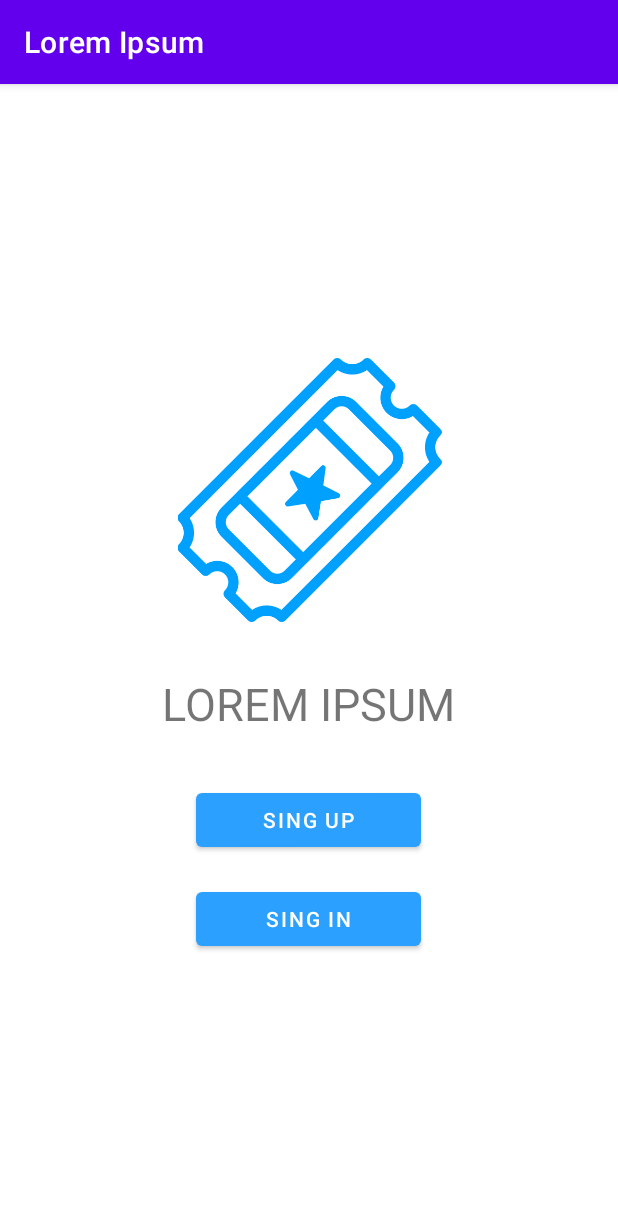
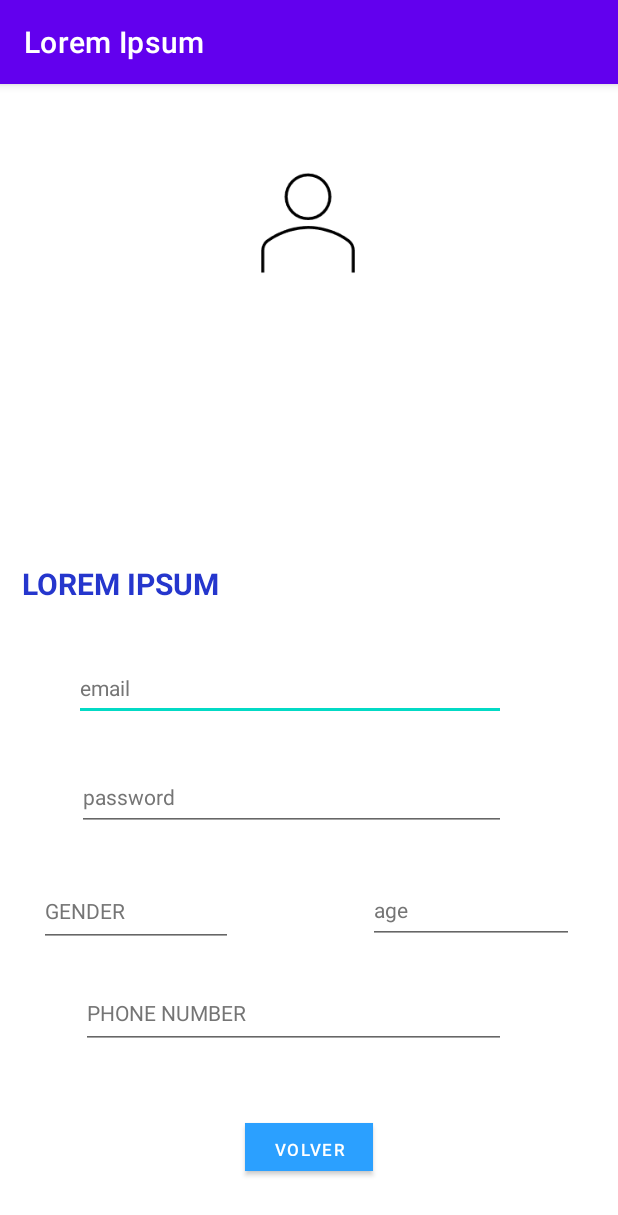
Before and after one commit to Path-12/Proyecto1, an Android app: the screen it shows after launch (MainActivity before the commit, LogIn after it), on a phone screen of 412 x 824 dp. Shown: the top 1215 px of the screen. Run offline under Robolectric (Android 15) with nearby library versions, the phone set to English and light mode, and no system bars.

Commit message:
se agrego login activity y su intent

```diff
--- a/app/src/main/AndroidManifest.xml
+++ b/app/src/main/AndroidManifest.xml
@@ -9,15 +9,18 @@
         android:roundIcon="@mipmap/ic_launcher_round"
         android:supportsRtl="true"
         android:theme="@style/Theme.LoremIpsum">
-        <activity android:name=".Menu"></activity>
-        <activity android:name=".SingUp" />
-        <activity android:name=".MainActivity">
+        <activity android:name=".LogIn">
             <intent-filter>
                 <action android:name="android.intent.action.MAIN" />
 
                 <category android:name="android.intent.category.LAUNCHER" />
             </intent-filter>
         </activity>
+        <activity android:name=".Menu" />
+        <activity android:name=".SingUp" />
+        <activity android:name=".MainActivity">
+
+        </activity>
     </application>
 
 </manifest>
--- /dev/null
+++ b/app/src/main/java/com/example/loremipsum/LogIn.java
@@ -0,0 +1,26 @@
+package com.example.loremipsum;
+
+import androidx.appcompat.app.AppCompatActivity;
+
+import android.content.Intent;
+import android.os.Bundle;
+import android.view.View;
+import android.widget.Button;
+
+public class LogIn extends AppCompatActivity {
+
+    private View btn;
+    @Override
+    protected void onCreate(Bundle savedInstanceState) {
+        super.onCreate(savedInstanceState);
+        setContentView(R.layout.activity_log_in);
+        btn = (Button) findViewById(R.id.button);
+        btn.setOnClickListener(new View.OnClickListener(){
+            @Override
+            public void onClick(View v){
+                Intent intent = new Intent(LogIn.this, MainActivity.class);
+                startActivity(intent);
+            }
+        });
+    }
+}
--- /dev/null
+++ b/app/src/main/res/layout/activity_log_in.xml
@@ -0,0 +1,159 @@
+<?xml version="1.0" encoding="utf-8"?>
+<androidx.constraintlayout.widget.ConstraintLayout xmlns:android="http://schemas.android.com/apk/res/android"
+    xmlns:app="http://schemas.android.com/apk/res-auto"
+    xmlns:tools="http://schemas.android.com/tools"
+    android:layout_width="match_parent"
+    android:layout_height="match_parent"
+    tools:context=".LogIn">
+
+    <ImageView
+        android:id="@+id/imageView7"
+        android:layout_width="413dp"
+        android:layout_height="227dp"
+        android:contentDescription="@android:string/copy"
+        app:layout_constraintBottom_toBottomOf="parent"
+        app:layout_constraintEnd_toEndOf="parent"
+        app:layout_constraintStart_toStartOf="parent"
+        app:layout_constraintTop_toTopOf="parent"
+        app:layout_constraintVertical_bias="0.0"
+        tools:ignore="ImageContrastCheck"
+        tools:srcCompat="@mipmap/img" />
+
+    <ImageView
+        android:id="@+id/imageView8"
+        android:layout_width="101dp"
+        android:layout_height="93dp"
+        app:layout_constraintBottom_toBottomOf="parent"
+        app:layout_constraintEnd_toEndOf="parent"
+        app:layout_constraintHorizontal_bias="0.498"
+        app:layout_constraintStart_toStartOf="parent"
+        app:layout_constraintTop_toTopOf="parent"
+        app:layout_constraintVertical_bias="0.068"
+        app:srcCompat="@mipmap/usuario"
+        tools:ignore="ImageContrastCheck" />
+
+    <TextView
+        android:id="@+id/textView"
+        android:layout_width="wrap_content"
+        android:layout_height="wrap_content"
+        android:text="JOHN DOE"
+        android:textColor="#FFFFFF"
+        android:textSize="20sp"
+        app:layout_constraintBottom_toBottomOf="parent"
+        app:layout_constraintEnd_toEndOf="parent"
+        app:layout_constraintStart_toStartOf="parent"
+        app:layout_constraintTop_toTopOf="parent"
+        app:layout_constraintVertical_bias="0.242" />
+
+    <EditText
+        android:id="@+id/editTextTextPersonName"
+        android:layout_width="288dp"
+        android:layout_height="43dp"
+        android:autofillHints=""
+        android:ems="10"
+        android:inputType="textPersonName"
+        android:text="email"
+        android:textColor="#757575"
+        android:textSize="14sp"
+        app:layout_constraintBottom_toBottomOf="parent"
+        app:layout_constraintEnd_toEndOf="parent"
+        app:layout_constraintHorizontal_bias="0.398"
+        app:layout_constraintStart_toStartOf="parent"
+        app:layout_constraintTop_toTopOf="parent"
+        app:layout_constraintVertical_bias="0.526" />
+
+    <EditText
+        android:id="@+id/editTextTextPersonName2"
+        android:layout_width="129dp"
+        android:layout_height="47dp"
+        android:ems="10"
+        android:inputType="textPersonName"
+        android:text="GENDER"
+        android:textColor="#757575"
+        android:textSize="14sp"
+        app:layout_constraintBottom_toBottomOf="parent"
+        app:layout_constraintEnd_toEndOf="parent"
+        app:layout_constraintHorizontal_bias="0.092"
+        app:layout_constraintStart_toStartOf="parent"
+        app:layout_constraintTop_toTopOf="parent"
+        app:layout_constraintVertical_bias="0.733" />
+
+    <EditText
+        android:id="@+id/editTextTextPersonName3"
+        android:layout_width="137dp"
+        android:layout_height="45dp"
+        android:ems="10"
+        android:inputType="textPersonName"
+        android:text="age"
+        android:textColor="#757575"
+        android:textSize="14sp"
+        app:layout_constraintBottom_toBottomOf="parent"
+        app:layout_constraintEnd_toEndOf="parent"
+        app:layout_constraintHorizontal_bias="0.894"
+        app:layout_constraintStart_toStartOf="parent"
+        app:layout_constraintTop_toTopOf="parent"
+        app:layout_constraintVertical_bias="0.731" />
+
+    <EditText
+        android:id="@+id/editTextTextPersonName4"
+        android:layout_width="286dp"
+        android:layout_height="45dp"
+        android:ems="10"
+        android:inputType="textPersonName"
+        android:text="password"
+        android:textColor="#757575"
+        android:textSize="14sp"
+        app:layout_constraintBottom_toBottomOf="parent"
+        app:layout_constraintEnd_toEndOf="parent"
+        app:layout_constraintHorizontal_bias="0.408"
+        app:layout_constraintStart_toStartOf="parent"
+        app:layout_constraintTop_toTopOf="parent"
+        app:layout_constraintVertical_bias="0.626" />
+
+    <EditText
+        android:id="@+id/editTextTextPersonName5"
+        android:layout_width="283dp"
+        android:layout_height="48dp"
+        android:ems="10"
+        android:inputType="textPersonName"
+        android:text="PHONE NUMBER"
+        android:textColor="#757575"
+        android:textSize="14sp"
+        app:layout_constraintBottom_toBottomOf="parent"
+        app:layout_constraintEnd_toEndOf="parent"
+        app:layout_constraintHorizontal_bias="0.421"
+        app:layout_constraintStart_toStartOf="parent"
+        app:layout_constraintTop_toTopOf="parent"
+        app:layout_constraintVertical_bias="0.827" />
+
+    <TextView
+        android:id="@+id/textView2"
+        android:layout_width="wrap_content"
+        android:layout_height="wrap_content"
+        android:text="LOREM IPSUM"
+        android:textColor="#2536CD"
+        android:textSize="20sp"
+        android:textStyle="normal|bold"
+        app:layout_constraintBottom_toBottomOf="parent"
+        app:layout_constraintEnd_toEndOf="parent"
+        app:layout_constraintHorizontal_bias="0.052"
+        app:layout_constraintStart_toStartOf="parent"
+        app:layout_constraintTop_toTopOf="parent"
+        app:layout_constraintVertical_bias="0.431" />
+
+    <Button
+        android:id="@+id/button"
+        android:layout_width="85dp"
+        android:layout_height="32dp"
+        android:background="#03a9f4"
+        android:backgroundTint="#03A9F4"
+        android:text="Volver"
+        android:textSize="11sp"
+        app:backgroundTint="#2BA0FF"
+        app:layout_constraintBottom_toBottomOf="parent"
+        app:layout_constraintEnd_toEndOf="parent"
+        app:layout_constraintStart_toStartOf="parent"
+        app:layout_constraintTop_toTopOf="parent"
+        app:layout_constraintVertical_bias="0.941" />
+
+</androidx.constraintlayout.widget.ConstraintLayout>
--- a/app/src/main/res/layout/activity_menu.xml
+++ b/app/src/main/res/layout/activity_menu.xml
@@ -42,7 +42,7 @@
         app:layout_constraintStart_toStartOf="parent"
         app:layout_constraintTop_toTopOf="parent"
         app:layout_constraintVertical_bias="0.056"
-        app:srcCompat="@mipmap/usuarioB" />
+        app:srcCompat="@mipmap/usuariob" />
 
     <Button
         android:id="@+id/buttonSN_M"
--- a/app/src/main/res/layout/activity_sing_up.xml
+++ b/app/src/main/res/layout/activity_sing_up.xml
@@ -130,6 +130,6 @@
         app:layout_constraintStart_toStartOf="parent"
         app:layout_constraintTop_toTopOf="parent"
         app:layout_constraintVertical_bias="0.097"
-        app:srcCompat="@mipmap/ticketB" />
+        app:srcCompat="@mipmap/ticketb" />
 
 </androidx.constraintlayout.widget.ConstraintLayout>
```
Also changed, not shown: app/src/main/res/mipmap-anydpi-v26/img_1.png (added), app/src/main/res/mipmap-anydpi-v26/img_2.png (added), app/src/main/res/mipmap-anydpi-v26/img_3.png (added), app/src/main/res/mipmap-xxxhdpi/img.png (added), app/src/main/res/mipmap-xxxhdpi/tag.png (added), app/src/main/res/mipmap-xxxhdpi/usuario.png (added).
